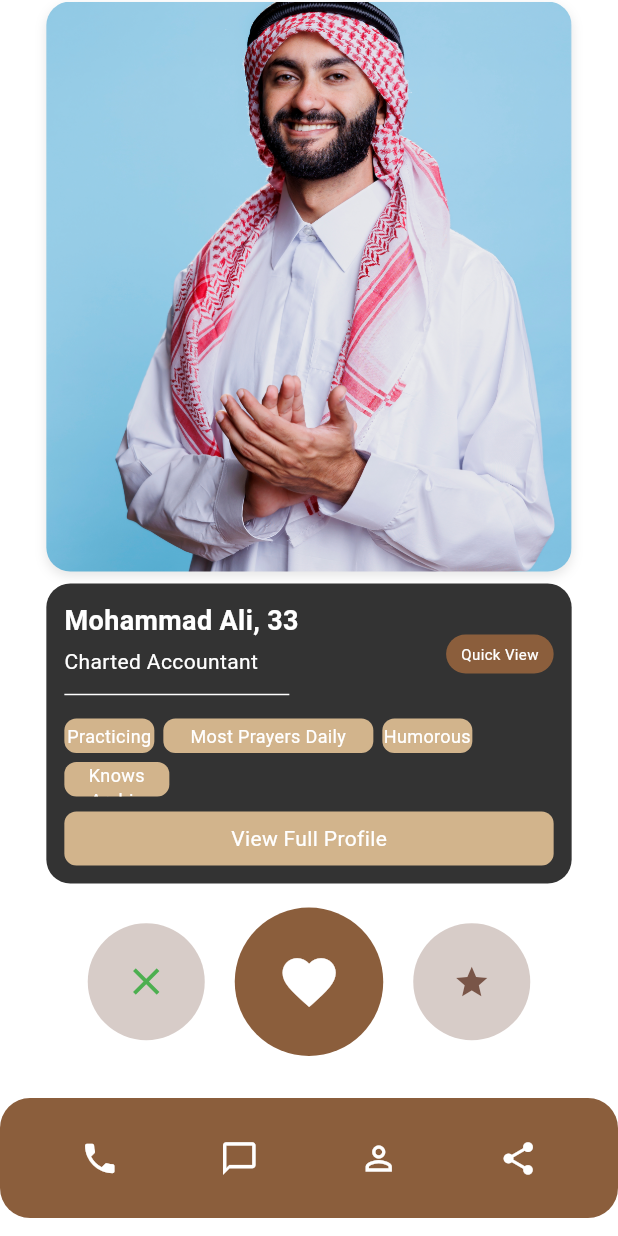
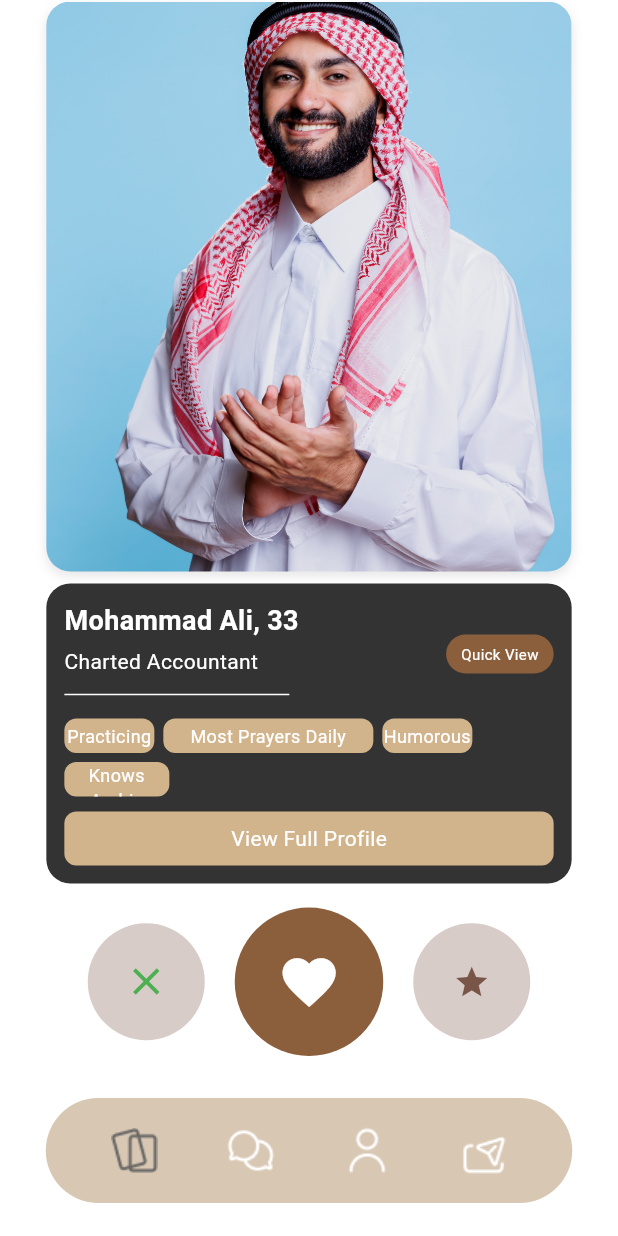
Before and after one commit to Aroojsarfraz90/New-Nikkah-App, a Flutter app: the QuickViewScreen screen opened by its route, scrolled down 160 dp, on a phone screen of 412 x 824 dp. Run offline on Flutter 3.47's test engine with Material 3 defaults, Android fonts, the phone set to English and light mode, and no system bars; Roboto replaces fonts that are missing (Poppins).

Commit message:
Updated navigation and UI for old  screen

```diff
--- a/lib/screens/quick_view.dart
+++ b/lib/screens/quick_view.dart
@@ -262,30 +262,65 @@ class QuickViewScreen extends StatelessWidget {
               const SizedBox(height: 20),
 
               // Bottom Navigation Bar
+              // Container(
+              //   height: 80,
+              //   decoration: BoxDecoration(
+              //     color: const Color(0xFF8B5E3C),
+              //     borderRadius: BorderRadius.circular(20),
+              //   ),
+              //   padding: const EdgeInsets.symmetric(
+              //     vertical: 12,
+              //     horizontal: 20,
+              //   ),
+              //   child: Row(
+              //     mainAxisAlignment: MainAxisAlignment.spaceAround,
+              //     children: const [
+              //       Icon(Icons.phone, color: Colors.white, size: 26),
+              //       Icon(
+              //         Icons.chat_bubble_outline,
+              //         color: Colors.white,
+              //         size: 26,
+              //       ),
+              //       Icon(Icons.person_outline, color: Colors.white, size: 26),
+              //       Icon(Icons.share, color: Colors.white, size: 26),
+              //     ],
+              //   ),
+
+              // ),
               Container(
-                height: 80,
+                width: 351,
+                height: 70,
                 decoration: BoxDecoration(
-                  color: const Color(0xFF8B5E3C),
-                  borderRadius: BorderRadius.circular(20),
-                ),
-                padding: const EdgeInsets.symmetric(
-                  vertical: 12,
-                  horizontal: 20,
+                  color: const Color(0xFFD8C7B3),
+                  borderRadius: BorderRadius.circular(166),
                 ),
                 child: Row(
-                  mainAxisAlignment: MainAxisAlignment.spaceAround,
-                  children: const [
-                    Icon(Icons.phone, color: Colors.white, size: 26),
-                    Icon(
-                      Icons.chat_bubble_outline,
-                      color: Colors.white,
-                      size: 26,
+                  mainAxisAlignment: MainAxisAlignment.spaceEvenly,
+                  children: [
+                    Image.asset(
+                      "assets/images/firsticon.png",
+                      width: 37,
+                      height: 37,
                     ),
-                    Icon(Icons.person_outline, color: Colors.white, size: 26),
-                    Icon(Icons.share, color: Colors.white, size: 26),
+                    Image.asset(
+                      "assets/images/secondicon.png",
+                      width: 37,
+                      height: 37,
+                    ),
+                    Image.asset(
+                      "assets/images/thirdicon.png",
+                      width: 37,
+                      height: 37,
+                    ),
+                    Image.asset(
+                      "assets/images/fourthicon.png",
+                      width: 37,
+                      height: 37,
+                    ),
                   ],
                 ),
               ),
+              const SizedBox(height: 20),
             ],
           ),
         ),
```
